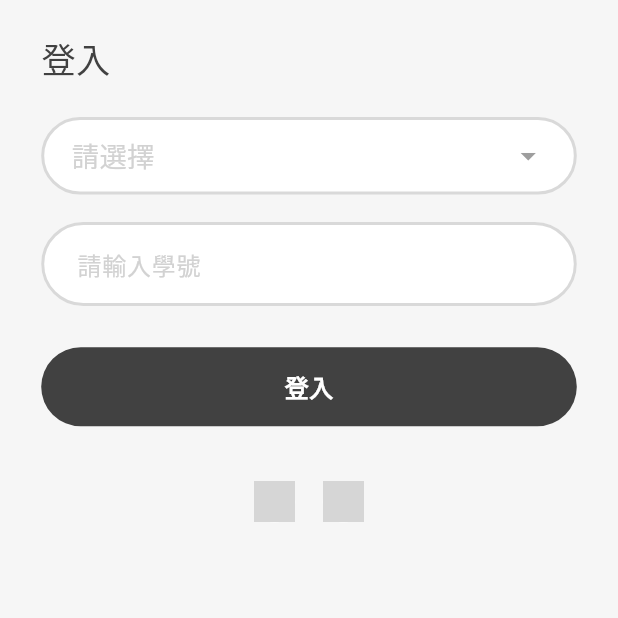
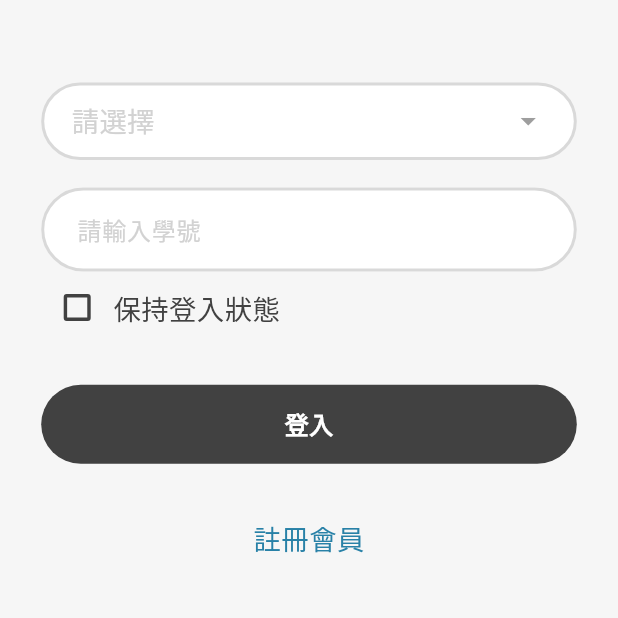
Before and after one commit to kevin880701/dental_guard_flutter, a Flutter app: the screen it shows after launch, on a phone screen of 412 x 824 dp, the top half of it. Run offline on Flutter 3.47's test engine with Material 3 defaults, Android fonts, the phone set to English and light mode, and no system bars; drawn by our look-alikes of dropdown_button2; our stand-ins replace auto_route, dio, equatable, file_picker, flutter_easyloading, flutter_hooks and 8 more; missing offline and left inert: pausable_timer; Roboto replaces fonts that are missing (NotoSansTC); grey boxes are pictures that could not be loaded.

Commit message:
[style]調整登入頁面

```diff
--- a/lib/resources/AppTexts.dart
+++ b/lib/resources/AppTexts.dart
@@ -9,6 +9,8 @@ class AppTexts {
   static const classField = '班級：';
   static const studentNumberField = '學號';
   static const plsEnterStudentNumber = '請輸入學號';
+  static const keepLoginState = '保持登入狀態';
+  static const registerMember = '註冊會員';
 
   static const home = 'Home';
   static const notify = 'Notify';
--- a/lib/screen/login/LoginPage.dart
+++ b/lib/screen/login/LoginPage.dart
@@ -26,6 +26,7 @@ class LoginPage extends HookConsumerWidget {
     final passwordController = useTextEditingController();
     final isPasswordVisible = useState(false);
     final lastBackPressed = useState<DateTime?>(null);
+    final _isKeepLogin = useState<bool>(false);
     final ValueNotifier<int?> selectedIndex = ValueNotifier<int?>(null);
     void _login() {
       final email = emailController.text.trim();
@@ -45,7 +46,8 @@ class LoginPage extends HookConsumerWidget {
 
     Future<bool> _onWillPop() async {
       final now = DateTime.now();
-      if (lastBackPressed.value == null || now.difference(lastBackPressed.value!) > Duration(seconds: 2)) {
+      if (lastBackPressed.value == null ||
+          now.difference(lastBackPressed.value!) > Duration(seconds: 2)) {
         lastBackPressed.value = now;
         ScaffoldMessenger.of(context).showSnackBar(
           SnackBar(
@@ -66,9 +68,8 @@ class LoginPage extends HookConsumerWidget {
         child: Padding(
           padding: EdgeInsets.all(24.sp),
           child: Column(
-            crossAxisAlignment: CrossAxisAlignment.start,
+            crossAxisAlignment: CrossAxisAlignment.center,
             children: [
-              h2Text(AppTexts.login),
               gapH24,
               DropdownWidget(
                 items: ['選項 1', '選項 2', '選項 3'],
@@ -81,6 +82,28 @@ class LoginPage extends HookConsumerWidget {
               InputWidget(
                 hintText: AppTexts.plsEnterStudentNumber,
               ),
+              Row(
+                children: [
+                  Checkbox(
+                    side:
+                        BorderSide(color: AppColors.primaryBlack, width: 2.sp),
+                    checkColor: Colors.white,
+                    activeColor: AppColors.primaryBlack,
+                    value: _isKeepLogin.value,
+                    onChanged: (bool? value) {
+                      _isKeepLogin.value = value ?? false;
+                    },
+                  ),
+                  customText(
+                    AppTexts.keepLoginState,
+                    fontWeight: FontWeight.w400,
+                    fontSize: 16.sp,
+                    onTap: () {
+                      _isKeepLogin.value = !_isKeepLogin.value;
+                    },
+                  ),
+                ],
+              ),
               gapH24,
               SizedBox(
                   width: double.infinity,
@@ -92,25 +115,13 @@ class LoginPage extends HookConsumerWidget {
                         _login();
                       })),
               gapH32,
-              Row(
-                mainAxisAlignment: MainAxisAlignment.center,
-                children: [
-                  circleAssetsImage(
-                      filename: AppImages.googleIcon,
-                      width: 24.sp,
-                      bgColor: AppColors.white,
-                      onTap: () {
-                        showToast(context: context, text: 'Google 登入');
-                      }),
-                  gapW16,
-                  circleAssetsImage(
-                      filename: AppImages.appleIcon,
-                      width: 24.sp,
-                      bgColor: AppColors.white,
-                      onTap: () {
-                        showToast(context: context, text: 'Apple 登入');
-                      }),
-                ],
+              customText(
+                AppTexts.registerMember,
+                fontWeight: FontWeight.w400,
+                fontSize: 16.sp,
+                color: AppColors.blue,
+                onTap: () {
+                },
               ),
             ],
           ),
```
